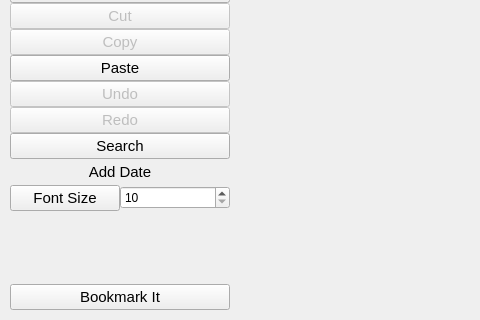
Qt form app/corepad/corepad.ui (rahmanshaber/corebox) before a commit; both pictures show x 0 to 480 and y 193 to 513 of the 675 by 513 pixel window.
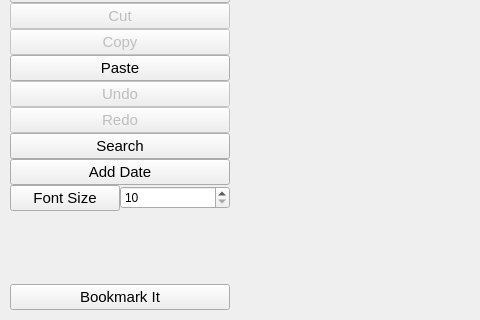
The same form after that commit. Icons and pictures are not drawn.

```diff
--- a/app/corepad/corepad.ui
+++ b/app/corepad/corepad.ui
@@ -426,7 +426,7 @@
          </size>
         </property>
         <property name="flat">
-         <bool>true</bool>
+         <bool>false</bool>
         </property>
        </widget>
       </item>
```
Left out of the diff: 36 changed lines with no effect on the pictures.
